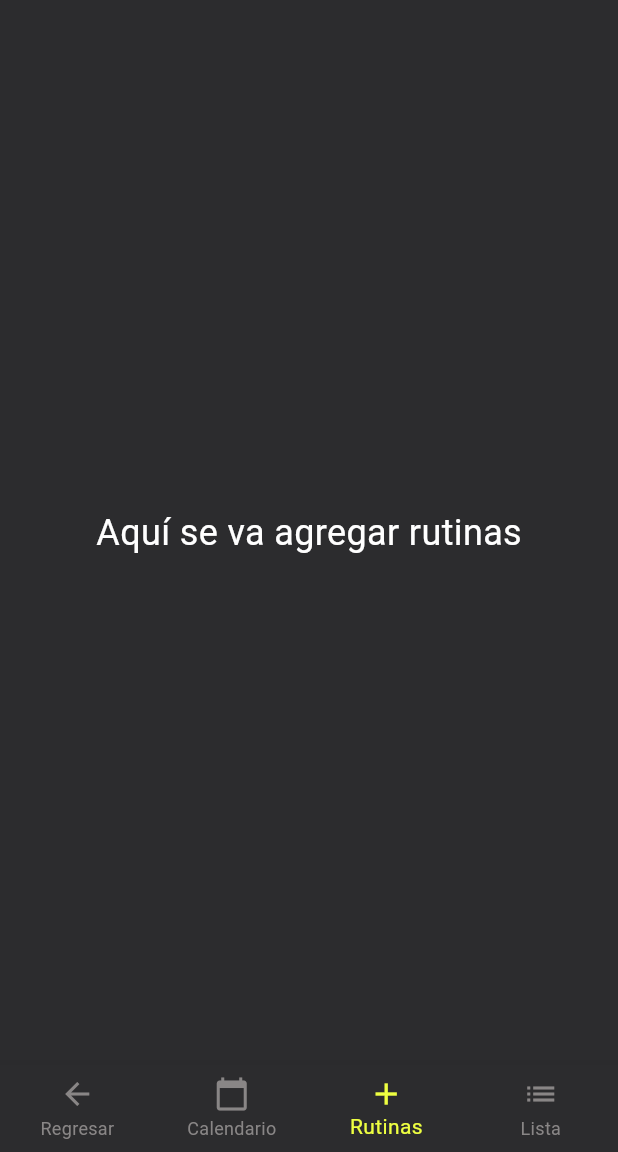
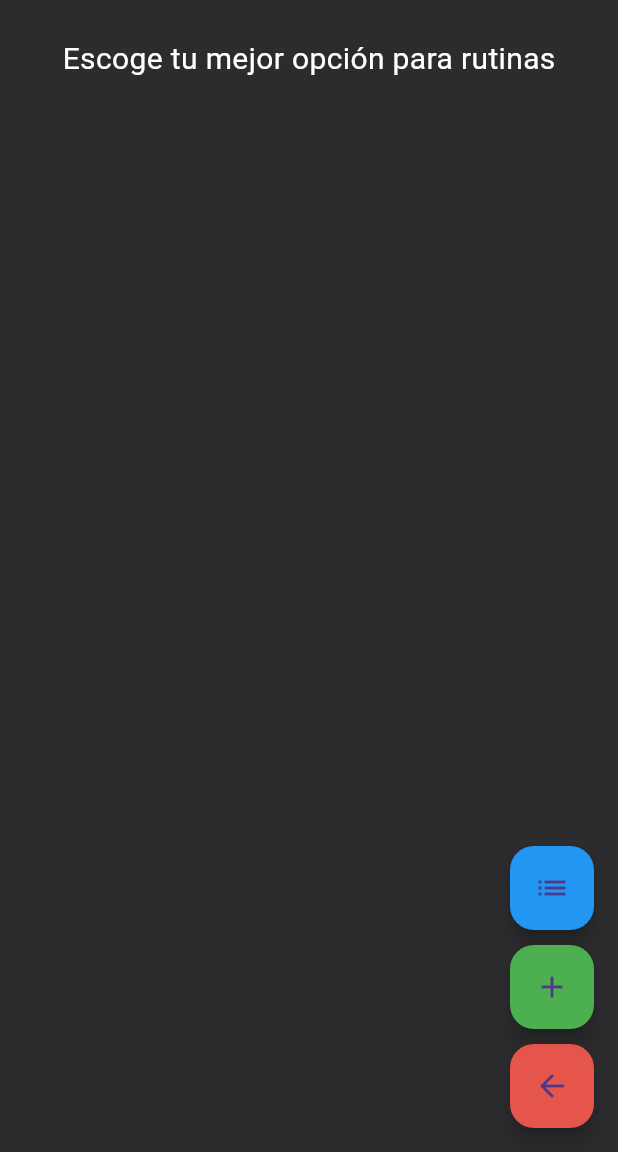
Before and after one commit to fernandobn/AppGym, a Flutter app: the CalendarScreen screen opened by its route, item 2 of the bottom bar chosen, after a tap on the "add" icon, on a phone screen of 412 x 824 dp, the part 84-1236 px from its top. Run offline on Flutter 3.47's test engine with Material 3 defaults, Android fonts, the phone set to English and light mode, and no system bars; our stand-ins replace flutter_colorpicker.

Commit message:
Creacion de screen folder

```diff
--- a/fitday/lib/main.dart
+++ b/fitday/lib/main.dart
@@ -1,3 +1,6 @@
+import 'screens/rutinas/rutinas_folder_screens.dart';
+
+import 'screens/rutinas/rutinas_menu_screens.dart';
 import 'package:flutter/material.dart';
 
 import 'screens/calendar_screen.dart';
@@ -17,6 +20,9 @@
       routes: {
         '/': (context) => MenuScreen(),
         '/calendar': (context) => CalendarScreen(),
+        '/menu_rutinas': (context) => RutinasMenuScreens(),
+        '/carpeta_rutinas': (context) => RutinasFolderScreens(),
+
         '/agregar_rutinas': (context) => RutinasFormScreens(),
         // '/settings': (context) => SettingsScreen(),
       },
@@ -39,7 +45,7 @@
         Navigator.pushNamed(context, '/calendar');
         break;
       case 2:
-        Navigator.pushNamed(context, '/agregar_rutinas');
+        //Navigator.pushNamed(context, '/agregar_rutinas');
         break;
     }
   }
@@ -65,7 +71,7 @@
             icon: Icon(Icons.calendar_today),
             label: 'Calendario',
           ),
-          BottomNavigationBarItem(icon: Icon(Icons.add), label: 'Rutinas'),
+          //BottomNavigationBarItem(icon: Icon(Icons.add), label: 'Rutinas'),
           BottomNavigationBarItem(icon: Icon(Icons.list), label: 'Lista'),
         ],
       ),
--- a/fitday/lib/screens/calendar_screen.dart
+++ b/fitday/lib/screens/calendar_screen.dart
@@ -105,7 +105,7 @@ class CalendarScreen extends StatelessWidget {
         floatingActionButton: FloatingActionButton(
           backgroundColor: Colors.limeAccent,
           onPressed: () {
-            Navigator.pushNamed(context, '/agregar_rutinas');
+            Navigator.pushNamed(context, '/menu_rutinas');
           },
           child: Icon(Icons.add, color: Colors.black),
         ),
--- a/fitday/lib/screens/rutinas/rutinas_form_screens.dart
+++ b/fitday/lib/screens/rutinas/rutinas_form_screens.dart
@@ -1,14 +1,11 @@
 import 'package:flutter/material.dart';
-import '../../main.dart';
 
 class RutinasFormScreens extends StatelessWidget {
   const RutinasFormScreens({super.key});
 
   @override
   Widget build(BuildContext context) {
-    return MainScaffold(
-      currentIndex: 2, // aqui se pone el caso para que se selecione el nuevo navigation bar
-      body: Scaffold(
+    return Scaffold(
       appBar: AppBar(
         title: const Text('Rutinas'),
         backgroundColor: Color(0xFF2c2c2e),
@@ -20,12 +17,26 @@ class RutinasFormScreens extends StatelessWidget {
         ),
       ),
       backgroundColor: Color(0xFF2c2c2e),
-        body: Center(
-          child: Text(
-            'Aquí se va agregar rutinas',
-            style: TextStyle(fontSize: 24, color: Colors.white),
+      body: Row(
+        children: [
+          ElevatedButton(
+            onPressed: () {
+              Navigator.pushNamed(context, '/calendar');
+            },
+            style: ElevatedButton.styleFrom(
+              backgroundColor: Colors.red, // fondo del botón
+            ),
+            child: Row(
+              mainAxisSize:
+                  MainAxisSize.min, // para que el botón no sea muy grande
+              children: [
+                Icon(Icons.cancel, color: Colors.white),
+                SizedBox(width: 5),
+                Text('Cancelar', style: TextStyle(color: Colors.white)),
+              ],
             ),
           ),
+        ],
       ),
     );
   }
--- /dev/null
+++ b/fitday/lib/screens/rutinas/rutinas_menu_screens.dart
@@ -0,0 +1,68 @@
+import 'package:flutter/material.dart';
+
+class RutinasMenuScreens extends StatelessWidget {
+  const RutinasMenuScreens({Key? key}) : super(key: key);
+
+  @override
+  Widget build(BuildContext context) {
+    return Scaffold(
+      appBar: AppBar(
+        title: const Text('Rutinas'),
+        backgroundColor: Color(0xFF2c2c2e),
+        leading: Image.asset('assets/icono1.png'),
+        titleTextStyle: TextStyle(
+          fontSize: 24,
+          fontWeight: FontWeight.bold,
+          color: Colors.white,
+        ),
+      ),
+      backgroundColor: Color(0xFF2c2c2e),
+      body: Padding(
+        padding: const EdgeInsets.all(25),
+        child: Column(
+          children: [
+            Center(
+              child: Text(
+                'Escoge tu mejor opción para rutinas',
+                style: TextStyle(color: Colors.white, fontSize: 20),
+              ),
+            ),
+          ],
+        ),
+      ),
+      floatingActionButton: Column(
+        mainAxisSize: MainAxisSize.min,
+        crossAxisAlignment: CrossAxisAlignment.end,
+        children: [
+          FloatingActionButton(
+            heroTag: 'rutinas_definidas',
+            onPressed: () {
+              // Ir a Rutinas definidas
+            },
+            backgroundColor: Colors.blue,
+            child: Icon(Icons.list),
+          ),
+          SizedBox(height: 10),
+          FloatingActionButton(
+            heroTag: 'agregar_rutinas',
+            onPressed: () {
+              Navigator.pushNamed(context, '/carpeta_rutinas');
+            },
+            backgroundColor: Colors.green,
+            child: Icon(Icons.add),
+          ),
+          SizedBox(height: 10),
+          FloatingActionButton(
+            heroTag: 'regresar',
+            onPressed: () {
+              Navigator.pop(context);
+            },
+            backgroundColor: const Color.fromARGB(255, 230, 85, 75),
+            child: Icon(Icons.arrow_back),
+          ),
+        ],
+      ),
+      floatingActionButtonLocation: FloatingActionButtonLocation.endFloat,
+    );
+  }
+}
--- a/fitday/pubspec.yaml
+++ b/fitday/pubspec.yaml
@@ -36,6 +36,7 @@ dependencies:
   cupertino_icons: ^1.0.8
   flutter_launcher_icons: ^0.14.3
   table_calendar: ^3.2.0
+  flutter_colorpicker: ^1.1.0
 
 dev_dependencies:
   flutter_test:
```
Also changed, not shown: fitday/lib/screens/rutinas/rutinas_folder_screens.dart (added, +115 -0 lines), fitday/pubspec.lock. Lines whose indentation alone changed are shown as unchanged.
